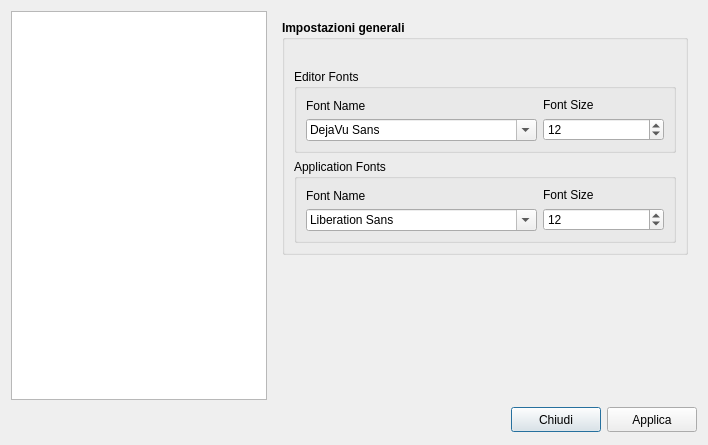
The window that cod_fisc/ui/pref.ui (kratos83/CodiceFiscale) describes before a commit, drawn with Qt 5.
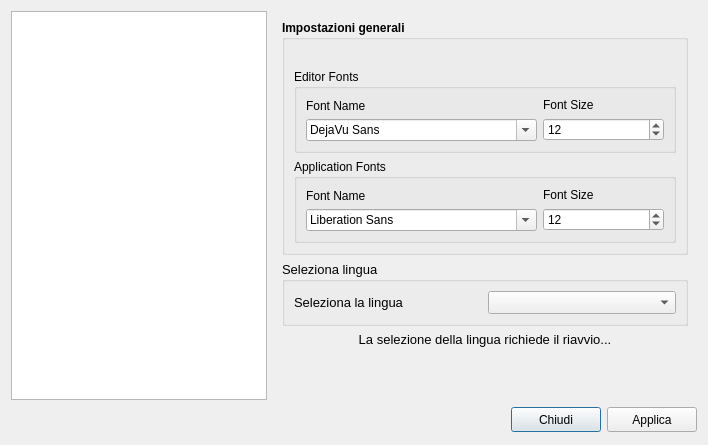
The same window after the commit. The open tabs and pages were chosen to show the change. Icons and pictures are not drawn.

```diff
--- a/cod_fisc/ui/pref.ui
+++ b/cod_fisc/ui/pref.ui
@@ -308,7 +308,7 @@
          </layout>
         </widget>
        </item>
-       <item row="1" column="0">
+       <item row="3" column="0">
         <spacer name="verticalSpacer">
          <property name="orientation">
           <enum>Qt::Vertical</enum>
@@ -321,6 +321,32 @@
          </property>
         </spacer>
        </item>
+       <item row="1" column="0">
+        <widget class="QGroupBox" name="groupBox_5">
+         <property name="title">
+          <string>Seleziona lingua</string>
+         </property>
+         <layout class="QGridLayout" name="gridLayout_8">
+          <item row="0" column="0">
+           <widget class="QLabel" name="label">
+            <property name="text">
+             <string>Seleziona la lingua</string>
+            </property>
+           </widget>
+          </item>
+          <item row="0" column="1">
+           <widget class="QComboBox" name="select_lingua"/>
+          </item>
+         </layout>
+        </widget>
+       </item>
+       <item row="2" column="0">
+        <widget class="QLabel" name="label_6">
+         <property name="text">
+          <string>&lt;html&gt;&lt;head/&gt;&lt;body&gt;&lt;p align=&quot;center&quot;&gt;La selezione della lingua richiede il riavvio...&lt;/p&gt;&lt;/body&gt;&lt;/html&gt;</string>
+         </property>
+        </widget>
+       </item>
       </layout>
      </widget>
      <widget class="QWidget" name="aggiornamento">
```
Left out of the diff: 2 changed lines with no effect on the pictures.
